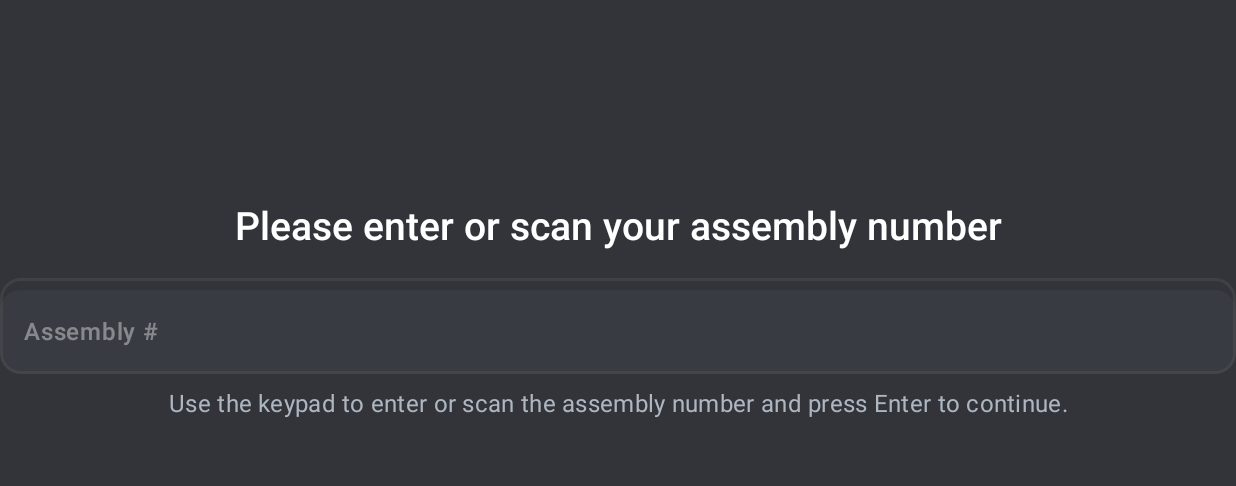
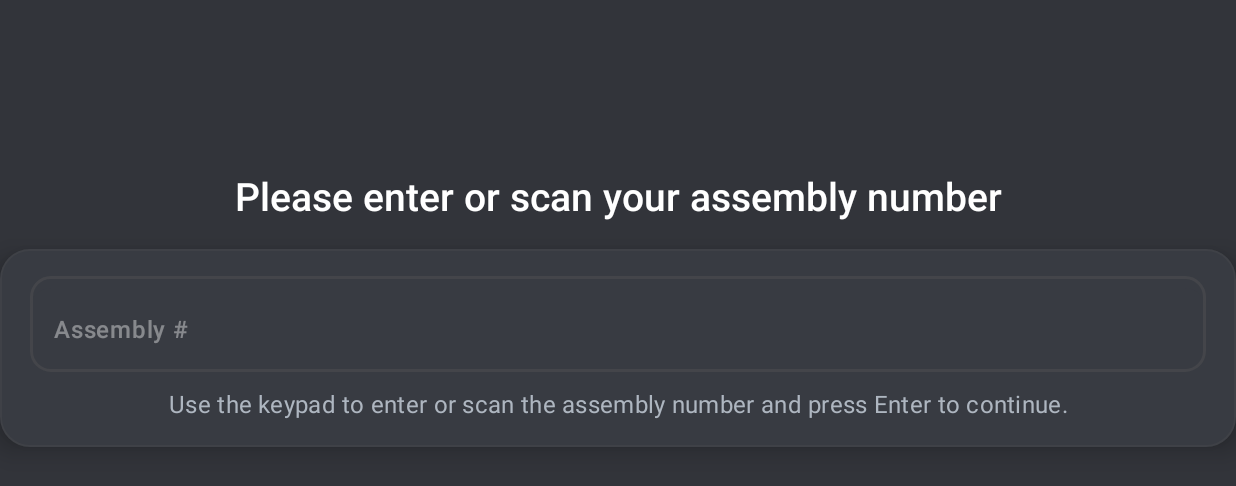
Before and after one commit to reybeld94/terminal_all, an Android app built with Jetpack Compose: the composable ValidatedEmployeeContent shown on its own in the app's theme, on a phone screen of 824 x 412 dp (held sideways). Shown: the top 486 px of the screen. Run offline under Robolectric (Android 15) with nearby library versions, the phone set to English and light mode, and no system bars.

Commit message:
Wrap scan prompts in cards

```diff
--- a/Terminal/app/src/main/java/com/example/terminal/ui/workorders/WorkOrdersScreen.kt
+++ b/Terminal/app/src/main/java/com/example/terminal/ui/workorders/WorkOrdersScreen.kt
@@ -450,47 +450,19 @@ private fun AssemblyAwaitingEmployeeStep(
             )
             Spacer(modifier = Modifier.height(24.dp))
         }
-        Spacer(modifier = Modifier.weight(1f))
-        SelectableField(
+        ScanPromptCard(
             label = "Employee #",
             value = uiState.employeeId,
             isActive = uiState.activeField == WorkOrderInputField.EMPLOYEE,
             onClick = onEmployeeClick,
             enabled = !uiState.isLoading,
-            isError = uiState.employeeValidationError != null
+            supportingText = "Scan your user ID to automatically clock in to this assembly.",
+            supportingTextFontSize = 15.sp,
+            supportingTextFontWeight = FontWeight.Medium,
+            isError = uiState.employeeValidationError != null,
+            errorText = uiState.employeeValidationError
         )
-        Spacer(modifier = Modifier.height(6.dp))
-        Card(
-            modifier = Modifier.fillMaxWidth(),
-            shape = RoundedCornerShape(20.dp),
-            colors = CardDefaults.cardColors(
-                containerColor = MaterialTheme.colorScheme.surface,
-                contentColor = MaterialTheme.colorScheme.onSurface
-            ),
-            elevation = CardDefaults.cardElevation(defaultElevation = 10.dp),
-            border = BorderStroke(1.dp, MaterialTheme.colorScheme.outline.copy(alpha = 0.25f))
-        ) {
-            Text(
-                text = "Scan your user ID to automatically clock in to this assembly.",
-                style = MaterialTheme.typography.bodyMedium.copy(
-                    fontSize = 15.sp,
-                    fontWeight = FontWeight.Medium
-                ),
-                color = TerminalHelperText,
-                textAlign = TextAlign.Center,
-                modifier = Modifier
-                    .fillMaxWidth()
-                    .padding(horizontal = 20.dp, vertical = 18.dp)
-            )
-        }
-        if (uiState.employeeValidationError != null) {
-            Spacer(modifier = Modifier.height(8.dp))
-            Text(
-                text = uiState.employeeValidationError,
-                style = MaterialTheme.typography.bodyMedium.copy(fontWeight = FontWeight.Medium),
-                color = MaterialTheme.colorScheme.error
-            )
-        }
+        Spacer(modifier = Modifier.weight(1f))
     }
 }
 
@@ -592,24 +564,15 @@ private fun ValidatedEmployeeContent(
                         modifier = Modifier.fillMaxWidth()
                     )
                     Spacer(modifier = Modifier.height(16.dp))
-
-                    SelectableField(
+                    ScanPromptCard(
                         label = "Assembly #",
                         value = uiState.workOrderId,
                         isActive = uiState.activeField == WorkOrderInputField.WORK_ORDER,
                         onClick = onWorkOrderClick,
-                        enabled = uiState.isEmployeeValidated && !uiState.isLoading
-                    )
-                    Spacer(modifier = Modifier.height(10.dp))
-                    Text(
-                        text = workOrderInstruction,
-                        style = MaterialTheme.typography.bodyMedium.copy(
-                            fontSize = 16.sp,
-                            fontWeight = FontWeight.Normal
-                        ),
-                        color = TerminalHelperText,
-                        textAlign = TextAlign.Center,
-                        modifier = Modifier.fillMaxWidth()
+                        enabled = uiState.isEmployeeValidated && !uiState.isLoading,
+                        supportingText = workOrderInstruction,
+                        supportingTextFontSize = 16.sp,
+                        supportingTextFontWeight = FontWeight.Normal
                     )
                 }
             } else {
@@ -726,6 +689,69 @@ private fun SelectableField(
             disabledLabelColor = MaterialTheme.colorScheme.onSurface.copy(alpha = 0.4f)
         )
     )
+}
+
+@Composable
+private fun ScanPromptCard(
+    label: String,
+    value: String,
+    isActive: Boolean,
+    onClick: () -> Unit,
+    enabled: Boolean,
+    supportingText: String,
+    supportingTextFontSize: TextUnit = 15.sp,
+    supportingTextFontWeight: FontWeight = FontWeight.Medium,
+    isError: Boolean = false,
+    errorText: String? = null
+) {
+    Card(
+        modifier = Modifier.fillMaxWidth(),
+        shape = RoundedCornerShape(20.dp),
+        colors = CardDefaults.cardColors(
+            containerColor = MaterialTheme.colorScheme.surface,
+            contentColor = MaterialTheme.colorScheme.onSurface
+        ),
+        elevation = CardDefaults.cardElevation(defaultElevation = 10.dp),
+        border = BorderStroke(1.dp, MaterialTheme.colorScheme.outline.copy(alpha = 0.25f))
+    ) {
+        Column(
+            modifier = Modifier
+                .fillMaxWidth()
+                .padding(horizontal = 20.dp, vertical = 18.dp),
+            horizontalAlignment = Alignment.CenterHorizontally,
+            verticalArrangement = Arrangement.spacedBy(12.dp)
+        ) {
+            SelectableField(
+                label = label,
+                value = value,
+                isActive = isActive,
+                onClick = onClick,
+                enabled = enabled,
+                isError = isError
+            )
+
+            Text(
+                text = supportingText,
+                style = MaterialTheme.typography.bodyMedium.copy(
+                    fontSize = supportingTextFontSize,
+                    fontWeight = supportingTextFontWeight
+                ),
+                color = TerminalHelperText,
+                textAlign = TextAlign.Center,
+                modifier = Modifier.fillMaxWidth()
+            )
+
+            if (errorText != null) {
+                Text(
+                    text = errorText,
+                    style = MaterialTheme.typography.bodyMedium.copy(fontWeight = FontWeight.Medium),
+                    color = MaterialTheme.colorScheme.error,
+                    textAlign = TextAlign.Center,
+                    modifier = Modifier.fillMaxWidth()
+                )
+            }
+        }
+    }
 }
 
 @Composable
```
